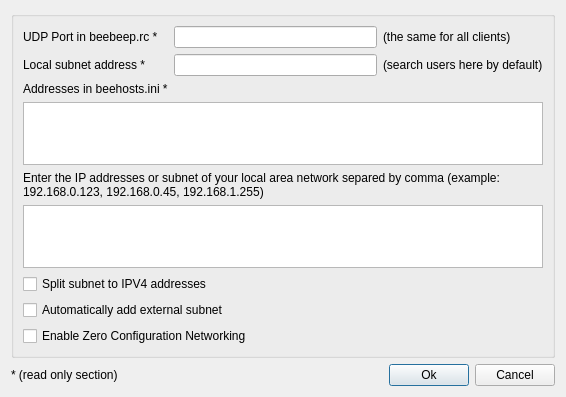
Above: src/GuiSearchUser.ui from hwgao/beebeep before the change. Below: the same form after it.
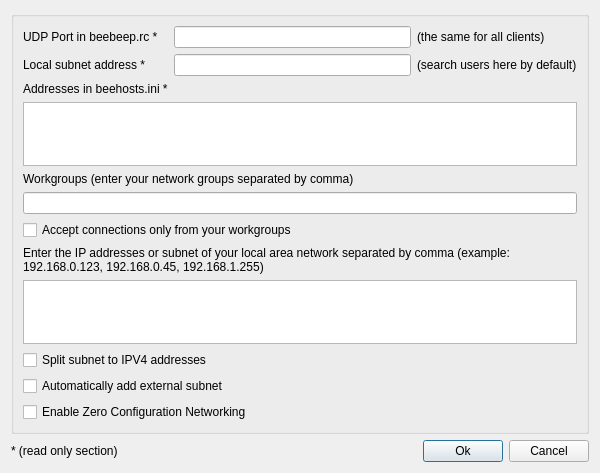
That is the form after the change.

Commit message: - Workgroups - Accept connections only from workgroups (option)

Diff of the .ui file:
```diff
--- a/src/GuiSearchUser.ui
+++ b/src/GuiSearchUser.ui
@@ -6,8 +6,8 @@
    <rect>
     <x>0</x>
     <y>0</y>
-    <width>566</width>
-    <height>386</height>
+    <width>600</width>
+    <height>473</height>
    </rect>
   </property>
   <property name="sizePolicy">
@@ -134,6 +134,23 @@
        </widget>
       </item>
       <item row="4" column="0" colspan="3">
+       <widget class="QLabel" name="mp_lWorkgroups">
+        <property name="text">
+         <string>Workgroups (enter your network groups separated by comma)</string>
+        </property>
+       </widget>
+      </item>
+      <item row="5" column="0" colspan="3">
+       <widget class="QLineEdit" name="mp_leWorkgroups"/>
+      </item>
+      <item row="6" column="0" colspan="2">
+       <widget class="QCheckBox" name="mp_cbAcceptConnectionsOnlyFromWorkgroups">
+        <property name="text">
+         <string>Accept connections only from your workgroups</string>
+        </property>
+       </widget>
+      </item>
+      <item row="7" column="0" colspan="3">
        <widget class="QLabel" name="mp_lBroadcast">
         <property name="sizePolicy">
          <sizepolicy hsizetype="Minimum" vsizetype="Preferred">
@@ -148,7 +165,7 @@
          </size>
         </property>
         <property name="text">
-         <string>Enter the IP addresses or subnet of your local area network separed by comma (example: 192.168.0.123, 192.168.0.45, 192.168.1.255)</string>
+         <string>Enter the IP addresses or subnet of your local area network separated by comma (example: 192.168.0.123, 192.168.0.45, 192.168.1.255)</string>
         </property>
         <property name="textFormat">
          <enum>Qt::PlainText</enum>
@@ -161,7 +178,7 @@
         </property>
        </widget>
       </item>
-      <item row="5" column="0" colspan="3">
+      <item row="8" column="0" colspan="3">
        <widget class="QPlainTextEdit" name="mp_teAddressesInSettings">
         <property name="maximumSize">
          <size>
@@ -171,21 +188,21 @@
         </property>
        </widget>
       </item>
-      <item row="6" column="0" colspan="2">
+      <item row="9" column="0" colspan="2">
        <widget class="QCheckBox" name="mp_cbParseAddresses">
         <property name="text">
          <string>Split subnet to IPV4 addresses</string>
         </property>
        </widget>
       </item>
-      <item row="7" column="0" colspan="2">
+      <item row="10" column="0" colspan="2">
        <widget class="QCheckBox" name="mp_cbAutoAddSubnet">
         <property name="text">
          <string>Automatically add external subnet</string>
         </property>
        </widget>
       </item>
-      <item row="8" column="0" colspan="2">
+      <item row="11" column="0" colspan="2">
        <widget class="QCheckBox" name="mp_cbEnableMDns">
         <property name="text">
          <string>Enable Zero Configuration Networking</string>
```
Left out of the diff: 2 changed lines with no effect on the pictures. The commit also changes 23 other files.
